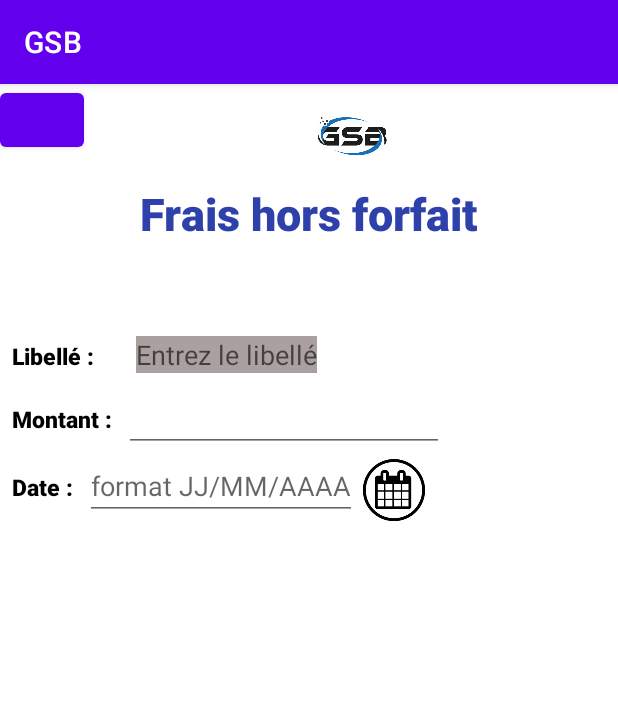
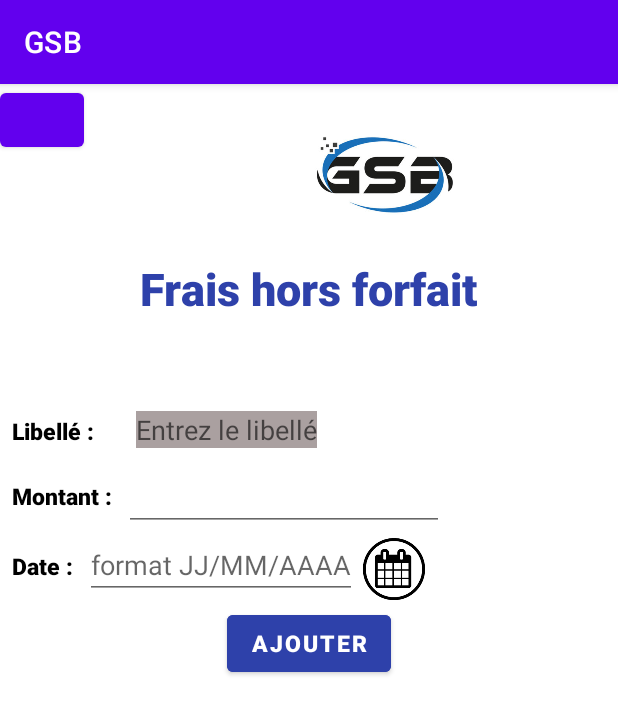
Before and after one commit to naomie2004/GSB, an Android app: the FraisHorsForfait screen opened directly, with no data from a screen before it, on a phone screen of 412 x 824 dp. Shown: the top 714 px of the screen. Run offline under Robolectric (Android 15) with nearby library versions, the phone set to English and light mode, and no system bars.

```diff
--- a/app/src/main/java/fr/be2/gsb_nc/FraisHorsForfait.java
+++ b/app/src/main/java/fr/be2/gsb_nc/FraisHorsForfait.java
@@ -1,12 +1,76 @@
 package fr.be2.gsb_nc;
 
+import androidx.appcompat.app.AppCompatActivity;
+
+import android.app.AlertDialog;
+import android.app.DatePickerDialog;
 import android.os.Bundle;
+import android.view.View;
+import android.widget.Button;
+import android.widget.DatePicker;
+import android.widget.EditText;
+import android.widget.Spinner;
+import android.widget.TextView;
+
+import java.util.Calendar;
 
 public class FraisHorsForfait extends MainActivity {
+
+    EditText libelle;
+    Button btnAjouter;
+    EditText montant;
+    TextView date;
+    SQLHelper database;
+    DatePickerDialog picker;
+    Calendar calendrier = Calendar.getInstance(); //on declare une classe d'un calendrier qui existe deja
+    int jj=calendrier.get(Calendar.DAY_OF_MONTH);
+    int mm=calendrier.get(Calendar.MONTH);
+    int aaaa=calendrier.get(Calendar.YEAR);
 
     @Override
     protected void onCreate(Bundle savedInstanceState) {
         super.onCreate(savedInstanceState);
         setContentView(R.layout.activity_frais_hors_forfait);
+
+        database = new SQLHelper(this);
+        libelle = findViewById(R.id.libellefrais);
+        montant = findViewById(R.id.montant);
+        date= findViewById(R.id.datefrais);
+        btnAjouter = findViewById(R.id.boutonajouter);
+    }
+
+    public void AjouterFHF(View view){
+        switch (view.getId()){
+            case R.id.boutonajouter:
+
+                if(montant.getText().toString().trim().length() == 0  || libelle.getText().toString().trim().length() == 0  || date.length()==0) { //test si les champs
+                    // libelle, montant et date sont renseignes
+                    afficherMessage("Erreur!", "Champs vides.");
+                    return;
+                } else{
+                    String libelleHF= libelle.getText().toString();
+                    double montantHF = Double.parseDouble(montant.getText().toString());//conversion d'un text
+                    // en string et d'un string en double
+                    String dateHF=date.getText().toString();
+                    database.insertData("Hors forfait", null, dateHF, montantHF, libelleHF);
+                    afficherMessage("Succès!", "Informations ajoutées.");
+                    return;
+                }
+        }
+    }
+
+
+
+
+    public void ShowCal(View vv){
+        picker = new DatePickerDialog(FraisHorsForfait.this,
+                new DatePickerDialog.OnDateSetListener() {
+                    @Override
+                    public void onDateSet(DatePicker view, int year, int monthOfYear, int dayOfMonth) {
+                        date.setText(dayOfMonth + "/" + (monthOfYear + 1) + "/" + year);
+                        //date qu'on recupere une fois qu'on a selectionne
+                    }
+                }, aaaa, mm, jj);//date qui s'affiche sur le calendrier
+        picker.show();
     }
 }
--- a/app/src/main/res/layout/activity_frais_hors_forfait.xml
+++ b/app/src/main/res/layout/activity_frais_hors_forfait.xml
@@ -60,25 +60,25 @@
         android:textSize="15sp"></TextView>
 
         <EditText
-            android:id="@+id/editTextNumberDecimal"
+            android:id="@+id/montant"
             android:layout_width="match_parent"
-            android:layout_height="wrap_content"
+            android:layout_height="48dp"
             android:ems="10"
             android:inputType="numberDecimal"
-            tools:ignore="TouchTargetSizeCheck,SpeakableTextPresentCheck" />
+            />
     </LinearLayout>
     <LinearLayout
         android:layout_width="wrap_content"
         android:layout_height="wrap_content">
     <TextView
+        android:id="@+id/datefrais"
         android:layout_width="wrap_content"
         android:layout_height="wrap_content"
         android:fontFamily="sans-serif-black"
         android:padding="8dp"
         android:text="Date :"
         android:textColor="#000000"
-        android:textSize="15sp"
-         />
+        android:textSize="15sp" />
 
         <EditText
             android:id="@+id/DateFrais"
@@ -94,6 +94,17 @@
         app:srcCompat="@drawable/calendrier" />
 </LinearLayout>
 
+    <Button
+        android:id="@+id/boutonajouter"
+        android:layout_width="wrap_content"
+        android:layout_height="50dp"
+        android:layout_gravity="center"
+        android:backgroundTint="#2E41AA"
+        android:fontFamily="sans-serif-black"
+        android:text="Ajouter"
+        android:textColor="#FFFFFF"
+        android:textSize="15sp">
 
+    </Button>
 
 </LinearLayout>
--- a/app/src/main/res/layout/entete.xml
+++ b/app/src/main/res/layout/entete.xml
@@ -15,8 +15,8 @@
 
     <ImageView
         android:id="@+id/imageView"
-        android:layout_width="wrap_content"
-        android:layout_height="48dp"
+        android:layout_width="158dp"
+        android:layout_height="98dp"
         android:layout_marginHorizontal="120dp"
         android:layout_marginTop="10dp"
         app:srcCompat="@drawable/logo"/>
```
Also changed, not shown: app/src/main/java/fr/be2/gsb_nc/MainActivity.java (+0 -7 lines), app/src/main/java/fr/be2/gsb_nc/SQLHelper.java (+68 -57 lines), app/src/main/java/fr/be2/gsb_nc/se_connecter.java (+28 -19 lines), app/src/main/res/layout/activity_se_connecter.xml (+5 -4 lines).
